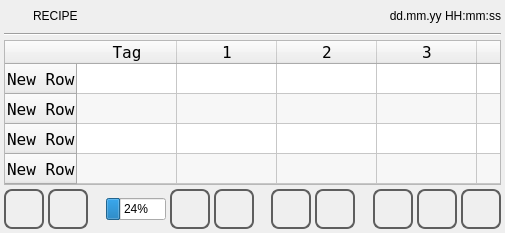
First picture: the form in qt_library/ATCMrecipe/recipe.ui, repository MECTsrl/mect_plugins, before the edit.
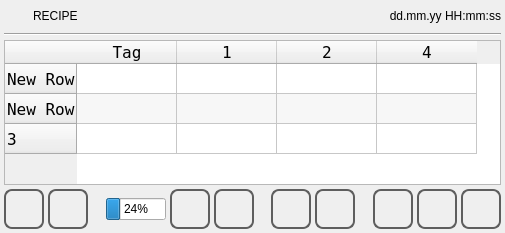
Second picture: the form after the edit. Icons and pictures are not drawn.

Commit message: ACTM Recipe: - Modified Table object allocation

The edit to the form file:
```diff
--- a/qt_library/ATCMrecipe/recipe.ui
+++ b/qt_library/ATCMrecipe/recipe.ui
@@ -156,6 +156,12 @@
      <property name="showGrid">
       <bool>true</bool>
      </property>
+     <property name="rowCount">
+      <number>3</number>
+     </property>
+     <property name="columnCount">
+      <number>4</number>
+     </property>
      <attribute name="horizontalHeaderVisible">
       <bool>true</bool>
      </attribute>
@@ -169,996 +175,7 @@
        <string>New Row</string>
       </property>
      </row>
-     <row>
-      <property name="text">
-       <string>New Row</string>
-      </property>
-     </row>
-     <row>
-      <property name="text">
-       <string>New Row</string>
-      </property>
-     </row>
-     <row>
-      <property name="text">
-       <string>New Row</string>
-      </property>
-     </row>
-     <row>
-      <property name="text">
-       <string>New Row</string>
-      </property>
-     </row>
-     <row>
-      <property name="text">
-       <string>New Row</string>
-      </property>
-     </row>
-     <row>
-      <property name="text">
-       <string>New Row</string>
-      </property>
-     </row>
-     <row>
-      <property name="text">
-       <string>New Row</string>
-      </property>
-     </row>
-     <row>
-      <property name="text">
-       <string>New Row</string>
-      </property>
-     </row>
-     <row>
-      <property name="text">
-       <string>New Row</string>
-      </property>
-     </row>
-     <row>
-      <property name="text">
-       <string>New Row</string>
-      </property>
-     </row>
-     <row>
-      <property name="text">
-       <string>New Row</string>
-      </property>
-     </row>
-     <row>
-      <property name="text">
-       <string>New Row</string>
-      </property>
-     </row>
-     <row>
-      <property name="text">
-       <string>New Row</string>
-      </property>
-     </row>
-     <row>
-      <property name="text">
-       <string>New Row</string>
-      </property>
-     </row>
-     <row>
-      <property name="text">
-       <string>New Row</string>
-      </property>
-     </row>
-     <row>
-      <property name="text">
-       <string>New Row</string>
-      </property>
-     </row>
-     <row>
-      <property name="text">
-       <string>New Row</string>
-      </property>
-     </row>
-     <row>
-      <property name="text">
-       <string>New Row</string>
-      </property>
-     </row>
-     <row>
-      <property name="text">
-       <string>New Row</string>
-      </property>
-     </row>
-     <row>
-      <property name="text">
-       <string>New Row</string>
-      </property>
-     </row>
-     <row>
-      <property name="text">
-       <string>New Row</string>
-      </property>
-     </row>
-     <row>
-      <property name="text">
-       <string>New Row</string>
-      </property>
-     </row>
-     <row>
-      <property name="text">
-       <string>New Row</string>
-      </property>
-     </row>
-     <row>
-      <property name="text">
-       <string>New Row</string>
-      </property>
-     </row>
-     <row>
-      <property name="text">
-       <string>New Row</string>
-      </property>
-     </row>
-     <row>
-      <property name="text">
-       <string>New Row</string>
-      </property>
-     </row>
-     <row>
-      <property name="text">
-       <string>New Row</string>
-      </property>
-     </row>
-     <row>
-      <property name="text">
-       <string>New Row</string>
-      </property>
-     </row>
-     <row>
-      <property name="text">
-       <string>New Row</string>
-      </property>
-     </row>
-     <row>
-      <property name="text">
-       <string>New Row</string>
-      </property>
-     </row>
-     <row>
-      <property name="text">
-       <string>New Row</string>
-      </property>
-     </row>
-     <row>
-      <property name="text">
-       <string>New Row</string>
-      </property>
-     </row>
-     <row>
-      <property name="text">
-       <string>New Row</string>
-      </property>
-     </row>
-     <row>
-      <property name="text">
-       <string>New Row</string>
-      </property>
-     </row>
-     <row>
-      <property name="text">
-       <string>New Row</string>
-      </property>
-     </row>
-     <row>
-      <property name="text">
-       <string>New Row</string>
-      </property>
-     </row>
-     <row>
-      <property name="text">
-       <string>New Row</string>
-      </property>
-     </row>
-     <row>
-      <property name="text">
-       <string>New Row</string>
-      </property>
-     </row>
-     <row>
-      <property name="text">
-       <string>New Row</string>
-      </property>
-     </row>
-     <row>
-      <property name="text">
-       <string>New Row</string>
-      </property>
-     </row>
-     <row>
-      <property name="text">
-       <string>New Row</string>
-      </property>
-     </row>
-     <row>
-      <property name="text">
-       <string>New Row</string>
-      </property>
-     </row>
-     <row>
-      <property name="text">
-       <string>New Row</string>
-      </property>
-     </row>
-     <row>
-      <property name="text">
-       <string>New Row</string>
-      </property>
-     </row>
-     <row>
-      <property name="text">
-       <string>New Row</string>
-      </property>
-     </row>
-     <row>
-      <property name="text">
-       <string>New Row</string>
-      </property>
-     </row>
-     <row>
-      <property name="text">
-       <string>New Row</string>
-      </property>
-     </row>
-     <row>
-      <property name="text">
-       <string>New Row</string>
-      </property>
-     </row>
-     <row>
-      <property name="text">
-       <string>New Row</string>
-      </property>
-     </row>
-     <row>
-      <property name="text">
-       <string>New Row</string>
-      </property>
-     </row>
-     <row>
-      <property name="text">
-       <string>New Row</string>
-      </property>
-     </row>
-     <row>
-      <property name="text">
-       <string>New Row</string>
-      </property>
-     </row>
-     <row>
-      <property name="text">
-       <string>New Row</string>
-      </property>
-     </row>
-     <row>
-      <property name="text">
-       <string>New Row</string>
-      </property>
-     </row>
-     <row>
-      <property name="text">
-       <string>New Row</string>
-      </property>
-     </row>
-     <row>
-      <property name="text">
-       <string>New Row</string>
-      </property>
-     </row>
-     <row>
-      <property name="text">
-       <string>New Row</string>
-      </property>
-     </row>
-     <row>
-      <property name="text">
-       <string>New Row</string>
-      </property>
-     </row>
-     <row>
-      <property name="text">
-       <string>New Row</string>
-      </property>
-     </row>
-     <row>
-      <property name="text">
-       <string>New Row</string>
-      </property>
-     </row>
-     <row>
-      <property name="text">
-       <string>New Row</string>
-      </property>
-     </row>
-     <row>
-      <property name="text">
-       <string>New Row</string>
-      </property>
-     </row>
-     <row>
-      <property name="text">
-       <string>New Row</string>
-      </property>
-     </row>
-     <row>
-      <property name="text">
-       <string>New Row</string>
-      </property>
-     </row>
-     <row>
-      <property name="text">
-       <string>New Row</string>
-      </property>
-     </row>
-     <row>
-      <property name="text">
-       <string>New Row</string>
-      </property>
-     </row>
-     <row>
-      <property name="text">
-       <string>New Row</string>
-      </property>
-     </row>
-     <row>
-      <property name="text">
-       <string>New Row</string>
-      </property>
-     </row>
-     <row>
-      <property name="text">
-       <string>New Row</string>
-      </property>
-     </row>
-     <row>
-      <property name="text">
-       <string>New Row</string>
-      </property>
-     </row>
-     <row>
-      <property name="text">
-       <string>New Row</string>
-      </property>
-     </row>
-     <row>
-      <property name="text">
-       <string>New Row</string>
-      </property>
-     </row>
-     <row>
-      <property name="text">
-       <string>New Row</string>
-      </property>
-     </row>
-     <row>
-      <property name="text">
-       <string>New Row</string>
-      </property>
-     </row>
-     <row>
-      <property name="text">
-       <string>New Row</string>
-      </property>
-     </row>
-     <row>
-      <property name="text">
-       <string>New Row</string>
-      </property>
-     </row>
-     <row>
-      <property name="text">
-       <string>New Row</string>
-      </property>
-     </row>
-     <row>
-      <property name="text">
-       <string>New Row</string>
-      </property>
-     </row>
-     <row>
-      <property name="text">
-       <string>New Row</string>
-      </property>
-     </row>
-     <row>
-      <property name="text">
-       <string>New Row</string>
-      </property>
-     </row>
-     <row>
-      <property name="text">
-       <string>New Row</string>
-      </property>
-     </row>
-     <row>
-      <property name="text">
-       <string>New Row</string>
-      </property>
-     </row>
-     <row>
-      <property name="text">
-       <string>New Row</string>
-      </property>
-     </row>
-     <row>
-      <property name="text">
-       <string>New Row</string>
-      </property>
-     </row>
-     <row>
-      <property name="text">
-       <string>New Row</string>
-      </property>
-     </row>
-     <row>
-      <property name="text">
-       <string>New Row</string>
-      </property>
-     </row>
-     <row>
-      <property name="text">
-       <string>New Row</string>
-      </property>
-     </row>
-     <row>
-      <property name="text">
-       <string>New Row</string>
-      </property>
-     </row>
-     <row>
-      <property name="text">
-       <string>New Row</string>
-      </property>
-     </row>
-     <row>
-      <property name="text">
-       <string>New Row</string>
-      </property>
-     </row>
-     <row>
-      <property name="text">
-       <string>New Row</string>
-      </property>
-     </row>
-     <row>
-      <property name="text">
-       <string>New Row</string>
-      </property>
-     </row>
-     <row>
-      <property name="text">
-       <string>New Row</string>
-      </property>
-     </row>
-     <row>
-      <property name="text">
-       <string>New Row</string>
-      </property>
-     </row>
-     <row>
-      <property name="text">
-       <string>New Row</string>
-      </property>
-     </row>
-     <row>
-      <property name="text">
-       <string>New Row</string>
-      </property>
-     </row>
-     <row>
-      <property name="text">
-       <string>New Row</string>
-      </property>
-     </row>
-     <row>
-      <property name="text">
-       <string>New Row</string>
-      </property>
-     </row>
-     <row>
-      <property name="text">
-       <string>New Row</string>
-      </property>
-     </row>
-     <row>
-      <property name="text">
-       <string>New Row</string>
-      </property>
-     </row>
-     <row>
-      <property name="text">
-       <string>New Row</string>
-      </property>
-     </row>
-     <row>
-      <property name="text">
-       <string>New Row</string>
-      </property>
-     </row>
-     <row>
-      <property name="text">
-       <string>New Row</string>
-      </property>
-     </row>
-     <row>
-      <property name="text">
-       <string>New Row</string>
-      </property>
-     </row>
-     <row>
-      <property name="text">
-       <string>New Row</string>
-      </property>
-     </row>
-     <row>
-      <property name="text">
-       <string>New Row</string>
-      </property>
-     </row>
-     <row>
-      <property name="text">
-       <string>New Row</string>
-      </property>
-     </row>
-     <row>
-      <property name="text">
-       <string>New Row</string>
-      </property>
-     </row>
-     <row>
-      <property name="text">
-       <string>New Row</string>
-      </property>
-     </row>
-     <row>
-      <property name="text">
-       <string>New Row</string>
-      </property>
-     </row>
-     <row>
-      <property name="text">
-       <string>New Row</string>
-      </property>
-     </row>
-     <row>
-      <property name="text">
-       <string>New Row</string>
-      </property>
-     </row>
-     <row>
-      <property name="text">
-       <string>New Row</string>
-      </property>
-     </row>
-     <row>
-      <property name="text">
-       <string>New Row</string>
-      </property>
-     </row>
-     <row>
-      <property name="text">
-       <string>New Row</string>
-      </property>
-     </row>
-     <row>
-      <property name="text">
-       <string>New Row</string>
-      </property>
-     </row>
-     <row>
-      <property name="text">
-       <string>New Row</string>
-      </property>
-     </row>
-     <row>
-      <property name="text">
-       <string>New Row</string>
-      </property>
-     </row>
-     <row>
-      <property name="text">
-       <string>New Row</string>
-      </property>
-     </row>
-     <row>
-      <property name="text">
-       <string>New Row</string>
-      </property>
-     </row>
-     <row>
-      <property name="text">
-       <string>New Row</string>
-      </property>
-     </row>
-     <row>
-      <property name="text">
-       <string>New Row</string>
-      </property>
-     </row>
-     <row>
-      <property name="text">
-       <string>New Row</string>
-      </property>
-     </row>
-     <row>
-      <property name="text">
-       <string>New Row</string>
-      </property>
-     </row>
-     <row>
-      <property name="text">
-       <string>New Row</string>
-      </property>
-     </row>
-     <row>
-      <property name="text">
-       <string>New Row</string>
-      </property>
-     </row>
-     <row>
-      <property name="text">
-       <string>New Row</string>
-      </property>
-     </row>
-     <row>
-      <property name="text">
-       <string>New Row</string>
-      </property>
-     </row>
-     <row>
-      <property name="text">
-       <string>New Row</string>
-      </property>
-     </row>
-     <row>
-      <property name="text">
-       <string>New Row</string>
-      </property>
-     </row>
-     <row>
-      <property name="text">
-       <string>New Row</string>
-      </property>
-     </row>
-     <row>
-      <property name="text">
-       <string>New Row</string>
-      </property>
-     </row>
-     <row>
-      <property name="text">
-       <string>New Row</string>
-      </property>
-     </row>
-     <row>
-      <property name="text">
-       <string>New Row</string>
-      </property>
-     </row>
-     <row>
-      <property name="text">
-       <string>New Row</string>
-      </property>
-     </row>
-     <row>
-      <property name="text">
-       <string>New Row</string>
-      </property>
-     </row>
-     <row>
-      <property name="text">
-       <string>New Row</string>
-      </property>
-     </row>
-     <row>
-      <property name="text">
-       <string>New Row</string>
-      </property>
-     </row>
-     <row>
-      <property name="text">
-       <string>New Row</string>
-      </property>
-     </row>
-     <row>
-      <property name="text">
-       <string>New Row</string>
-      </property>
-     </row>
-     <row>
-      <property name="text">
-       <string>New Row</string>
-      </property>
-     </row>
-     <row>
-      <property name="text">
-       <string>New Row</string>
-      </property>
-     </row>
-     <row>
-      <property name="text">
-       <string>New Row</string>
-      </property>
-     </row>
-     <row>
-      <property name="text">
-       <string>New Row</string>
-      </property>
-     </row>
-     <row>
-      <property name="text">
-       <string>New Row</string>
-      </property>
-     </row>
-     <row>
-      <property name="text">
-       <string>New Row</string>
-      </property>
-     </row>
-     <row>
-      <property name="text">
-       <string>New Row</string>
-      </property>
-     </row>
-     <row>
-      <property name="text">
-       <string>New Row</string>
-      </property>
-     </row>
-     <row>
-      <property name="text">
-       <string>New Row</string>
-      </property>
-     </row>
-     <row>
-      <property name="text">
-       <string>New Row</string>
-      </property>
-     </row>
-     <row>
-      <property name="text">
-       <string>New Row</string>
-      </property>
-     </row>
-     <row>
-      <property name="text">
-       <string>New Row</string>
-      </property>
-     </row>
-     <row>
-      <property name="text">
-       <string>New Row</string>
-      </property>
-     </row>
-     <row>
-      <property name="text">
-       <string>New Row</string>
-      </property>
-     </row>
-     <row>
-      <property name="text">
-       <string>New Row</string>
-      </property>
-     </row>
-     <row>
-      <property name="text">
-       <string>New Row</string>
-      </property>
-     </row>
-     <row>
-      <property name="text">
-       <string>New Row</string>
-      </property>
-     </row>
-     <row>
-      <property name="text">
-       <string>New Row</string>
-      </property>
-     </row>
-     <row>
-      <property name="text">
-       <string>New Row</string>
-      </property>
-     </row>
-     <row>
-      <property name="text">
-       <string>New Row</string>
-      </property>
-     </row>
-     <row>
-      <property name="text">
-       <string>New Row</string>
-      </property>
-     </row>
-     <row>
-      <property name="text">
-       <string>New Row</string>
-      </property>
-     </row>
-     <row>
-      <property name="text">
-       <string>New Row</string>
-      </property>
-     </row>
-     <row>
-      <property name="text">
-       <string>New Row</string>
-      </property>
-     </row>
-     <row>
-      <property name="text">
-       <string>New Row</string>
-      </property>
-     </row>
-     <row>
-      <property name="text">
-       <string>New Row</string>
-      </property>
-     </row>
-     <row>
-      <property name="text">
-       <string>New Row</string>
-      </property>
-     </row>
-     <row>
-      <property name="text">
-       <string>New Row</string>
-      </property>
-     </row>
-     <row>
-      <property name="text">
-       <string>New Row</string>
-      </property>
-     </row>
-     <row>
-      <property name="text">
-       <string>New Row</string>
-      </property>
-     </row>
-     <row>
-      <property name="text">
-       <string>New Row</string>
-      </property>
-     </row>
-     <row>
-      <property name="text">
-       <string>New Row</string>
-      </property>
-     </row>
-     <row>
-      <property name="text">
-       <string>New Row</string>
-      </property>
-     </row>
-     <row>
-      <property name="text">
-       <string>New Row</string>
-      </property>
-     </row>
-     <row>
-      <property name="text">
-       <string>New Row</string>
-      </property>
-     </row>
-     <row>
-      <property name="text">
-       <string>New Row</string>
-      </property>
-     </row>
-     <row>
-      <property name="text">
-       <string>New Row</string>
-      </property>
-     </row>
-     <row>
-      <property name="text">
-       <string>New Row</string>
-      </property>
-     </row>
-     <row>
-      <property name="text">
-       <string>New Row</string>
-      </property>
-     </row>
-     <row>
-      <property name="text">
-       <string>New Row</string>
-      </property>
-     </row>
-     <row>
-      <property name="text">
-       <string>New Row</string>
-      </property>
-     </row>
-     <row>
-      <property name="text">
-       <string>New Row</string>
-      </property>
-     </row>
-     <row>
-      <property name="text">
-       <string>New Row</string>
-      </property>
-     </row>
-     <row>
-      <property name="text">
-       <string>New Row</string>
-      </property>
-     </row>
-     <row>
-      <property name="text">
-       <string>New Row</string>
-      </property>
-     </row>
-     <row>
-      <property name="text">
-       <string>New Row</string>
-      </property>
-     </row>
-     <row>
-      <property name="text">
-       <string>New Row</string>
-      </property>
-     </row>
-     <row>
-      <property name="text">
-       <string>New Row</string>
-      </property>
-     </row>
-     <row>
-      <property name="text">
-       <string>New Row</string>
-      </property>
-     </row>
-     <row>
-      <property name="text">
-       <string>New Row</string>
-      </property>
-     </row>
-     <row>
-      <property name="text">
-       <string>New Row</string>
-      </property>
-     </row>
-     <row>
-      <property name="text">
-       <string>New Row</string>
-      </property>
-     </row>
-     <row>
-      <property name="text">
-       <string>New Row</string>
-      </property>
-     </row>
-     <row>
-      <property name="text">
-       <string>New Row</string>
-      </property>
-     </row>
-     <row>
-      <property name="text">
-       <string>New Row</string>
-      </property>
-     </row>
-     <row>
-      <property name="text">
-       <string>New Row</string>
-      </property>
-     </row>
-     <row>
-      <property name="text">
-       <string>New Row</string>
-      </property>
-     </row>
-     <row>
-      <property name="text">
-       <string>New Row</string>
-      </property>
-     </row>
+     <row/>
      <column>
       <property name="text">
        <string>Tag</string>
@@ -1174,316 +191,7 @@
        <string>2</string>
       </property>
      </column>
-     <column>
-      <property name="text">
-       <string>3</string>
-      </property>
-     </column>
-     <column>
-      <property name="text">
-       <string>4</string>
-      </property>
-     </column>
-     <column>
-      <property name="text">
-       <string>5</string>
-      </property>
-     </column>
-     <column>
-      <property name="text">
-       <string>6</string>
-      </property>
-     </column>
-     <column>
-      <property name="text">
-       <string>7</string>
-      </property>
-     </column>
-     <column>
-      <property name="text">
-       <string>8</string>
-      </property>
-     </column>
-     <column>
-      <property name="text">
-       <string>9</string>
-      </property>
-     </column>
-     <column>
-      <property name="text">
-       <string>10</string>
-      </property>
-     </column>
-     <column>
-      <property name="text">
-       <string>11</string>
-      </property>
-     </column>
-     <column>
-      <property name="text">
-       <string>12</string>
-      </property>
-     </column>
-     <column>
-      <property name="text">
-       <string>13</string>
-      </property>
-     </column>
-     <column>
-      <property name="text">
-       <string>14</string>
-      </property>
-     </column>
-     <column>
-      <property name="text">
-       <string>15</string>
-      </property>
-     </column>
-     <column>
-      <property name="text">
-       <string>16</string>
-      </property>
-     </column>
-     <column>
-      <property name="text">
-       <string>17</string>
-      </property>
-     </column>
-     <column>
-      <property name="text">
-       <string>18</string>
-      </property>
-     </column>
-     <column>
-      <property name="text">
-       <string>19</string>
-      </property>
-     </column>
-     <column>
-      <property name="text">
-       <string>20</string>
-      </property>
-     </column>
-     <column>
-      <property name="text">
-       <string>21</string>
-      </property>
-     </column>
-     <column>
-      <property name="text">
-       <string>22</string>
-      </property>
-     </column>
-     <column>
-      <property name="text">
-       <string>23</string>
-      </property>
-     </column>
-     <column>
-      <property name="text">
-       <string>24</string>
-      </property>
-     </column>
-     <column>
-      <property name="text">
-       <string>25</string>
-      </property>
-     </column>
-     <column>
-      <property name="text">
-       <string>26</string>
-      </property>
-     </column>
-     <column>
-      <property name="text">
-       <string>27</string>
-      </property>
-     </column>
-     <column>
-      <property name="text">
-       <string>28</string>
-      </property>
-     </column>
-     <column>
-      <property name="text">
-       <string>29</string>
-      </property>
-     </column>
-     <column>
-      <property name="text">
-       <string>30</string>
-      </property>
-     </column>
-     <column>
-      <property name="text">
-       <string>31</string>
-      </property>
-     </column>
-     <column>
-      <property name="text">
-       <string>32</string>
-      </property>
-     </column>
-     <column>
-      <property name="text">
-       <string>33</string>
-      </property>
-     </column>
-     <column>
-      <property name="text">
-       <string>34</string>
-      </property>
-     </column>
-     <column>
-      <property name="text">
-       <string>35</string>
-      </property>
-     </column>
-     <column>
-      <property name="text">
-       <string>36</string>
-      </property>
-     </column>
-     <column>
-      <property name="text">
-       <string>37</string>
-      </property>
-     </column>
-     <column>
-      <property name="text">
-       <string>38</string>
-      </property>
-     </column>
-     <column>
-      <property name="text">
-       <string>39</string>
-      </property>
-     </column>
-     <column>
-      <property name="text">
-       <string>40</string>
-      </property>
-     </column>
-     <column>
-      <property name="text">
-       <string>41</string>
-      </property>
-     </column>
-     <column>
-      <property name="text">
-       <string>42</string>
-      </property>
-     </column>
-     <column>
-      <property name="text">
-       <string>43</string>
-      </property>
-     </column>
-     <column>
-      <property name="text">
-       <string>44</string>
-      </property>
-     </column>
-     <column>
-      <property name="text">
-       <string>45</string>
-      </property>
-     </column>
-     <column>
-      <property name="text">
-       <string>46</string>
-      </property>
-     </column>
-     <column>
-      <property name="text">
-       <string>47</string>
-      </property>
-     </column>
-     <column>
-      <property name="text">
-       <string>48</string>
-      </property>
-     </column>
-     <column>
-      <property name="text">
-       <string>49</string>
-      </property>
-     </column>
-     <column>
-      <property name="text">
-       <string>50</string>
-      </property>
-     </column>
-     <column>
-      <property name="text">
-       <string>51</string>
-      </property>
-     </column>
-     <column>
-      <property name="text">
-       <string>52</string>
-      </property>
-     </column>
-     <column>
-      <property name="text">
-       <string>53</string>
-      </property>
-     </column>
-     <column>
-      <property name="text">
-       <string>54</string>
-      </property>
-     </column>
-     <column>
-      <property name="text">
-       <string>55</string>
-      </property>
-     </column>
-     <column>
-      <property name="text">
-       <string>56</string>
-      </property>
-     </column>
-     <column>
-      <property name="text">
-       <string>57</string>
-      </property>
-     </column>
-     <column>
-      <property name="text">
-       <string>58</string>
-      </property>
-     </column>
-     <column>
-      <property name="text">
-       <string>59</string>
-      </property>
-     </column>
-     <column>
-      <property name="text">
-       <string>60</string>
-      </property>
-     </column>
-     <column>
-      <property name="text">
-       <string>61</string>
-      </property>
-     </column>
-     <column>
-      <property name="text">
-       <string>62</string>
-      </property>
-     </column>
-     <column>
-      <property name="text">
-       <string>63</string>
-      </property>
-     </column>
-     <column>
-      <property name="text">
-       <string>64</string>
-      </property>
-     </column>
+     <column/>
     </widget>
    </item>
    <item>
```
The commit also changes 1 other file.
